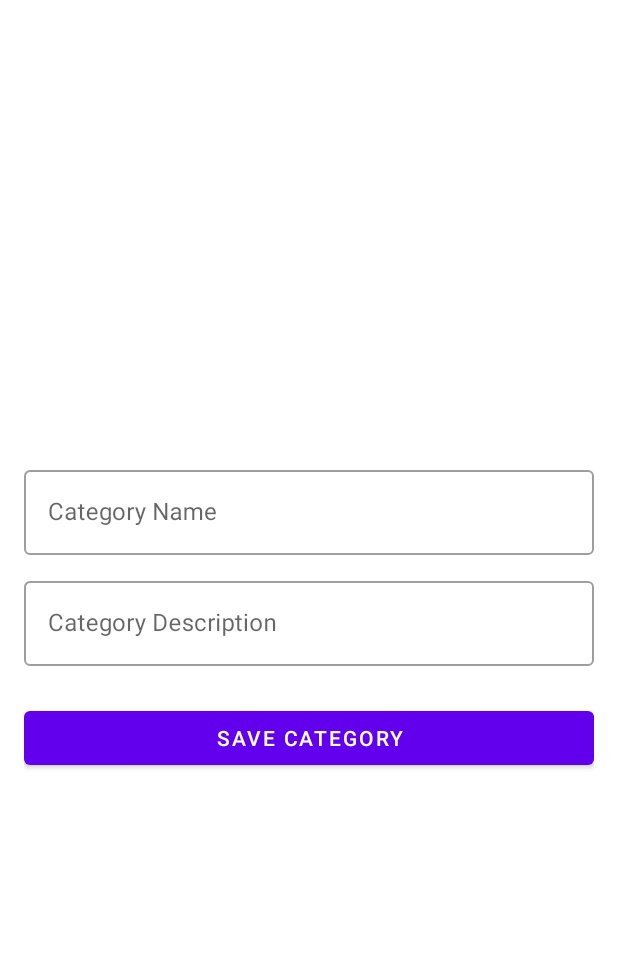
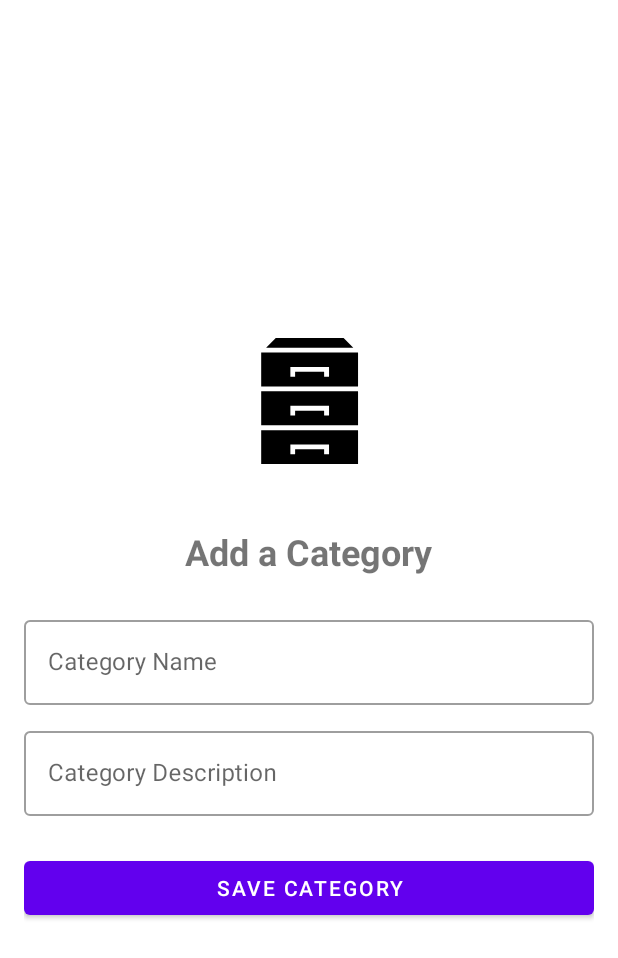
Before and after one commit to CryoSnake22/LocalLoop-App, an Android app: the AdminActivity screen opened directly, with no data from a screen before it, after a tap on "ADD CATEGORY", on a phone screen of 412 x 824 dp. Shown: the top 958 px of the screen. Run offline under Robolectric (Android 15) with nearby library versions, the phone set to English and light mode, and no system bars; 1 other tap on this screen came first.

Commit message:
Category Style edit

```diff
--- a/app/src/main/res/layout/admin_add_category_activity.xml
+++ b/app/src/main/res/layout/admin_add_category_activity.xml
@@ -1,17 +1,31 @@
 <?xml version="1.0" encoding="utf-8"?>
-<androidx.constraintlayout.widget.ConstraintLayout
+<LinearLayout
   xmlns:android="http://schemas.android.com/apk/res/android"
   xmlns:app="http://schemas.android.com/apk/res-auto"
-  android:layout_width="match_parent"
-  android:fitsSystemWindows="true"
-  android:layout_height="match_parent">
-
-  <LinearLayout
   android:layout_width="match_parent"
   android:layout_height="match_parent"
   android:orientation="vertical"
   android:padding="16dp"
-    android:gravity="center_vertical">
+  android:gravity="center_vertical"
+  android:fitsSystemWindows="true">
+
+  <ImageView
+    android:id="@+id/logo_image"
+    android:layout_width="120dp"
+    android:layout_height="120dp"
+    android:src="@drawable/ic_category"
+    android:layout_gravity="center_horizontal"
+    android:contentDescription="@string/app_name"
+    android:layout_marginBottom="24dp" />
+
+  <TextView
+    android:layout_width="wrap_content"
+    android:layout_height="wrap_content"
+    android:text="Add a Category"
+    android:textSize="24sp"
+    android:textStyle="bold"
+    android:layout_gravity="center_horizontal"
+    android:layout_marginBottom="24dp" />
 
   <com.google.android.material.textfield.TextInputLayout
     android:layout_width="match_parent"
@@ -48,4 +62,3 @@
     android:text="Save Category"
     android:layout_marginTop="24dp" />
 </LinearLayout>
-</androidx.constraintlayout.widget.ConstraintLayout>
```
Lines whose indentation alone changed are shown as unchanged.
